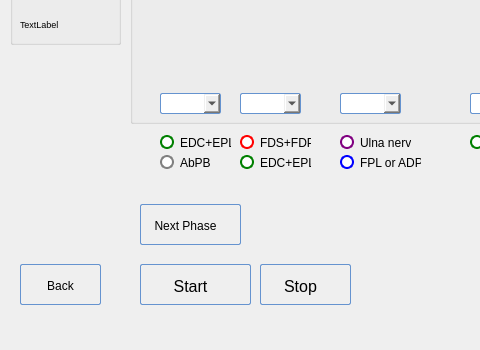
viniltc/POML060, file POML060_v1/programpalmergrasp.ui: the form before one commit; both pictures show x 0 to 480 and y 226 to 576 of the 630 by 576 pixel window.
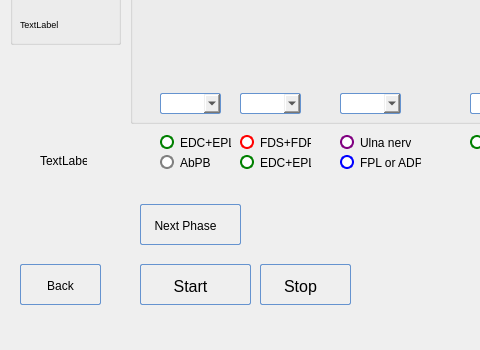
The form after the commit. Icons and pictures are not drawn.

Diff of the .ui file:
```diff
--- a/POML060_v1/programpalmergrasp.ui
+++ b/POML060_v1/programpalmergrasp.ui
@@ -1441,6 +1441,19 @@
      <string/>
     </property>
    </widget>
+   <widget class="QLabel" name="label_7">
+    <property name="geometry">
+     <rect>
+      <x>40</x>
+      <y>380</y>
+      <width>47</width>
+      <height>13</height>
+     </rect>
+    </property>
+    <property name="text">
+     <string>TextLabel</string>
+    </property>
+   </widget>
   </widget>
   <widget class="QMenuBar" name="menubar">
    <property name="geometry">
```
Left out of the diff: 9 changed lines with no effect on the pictures.
